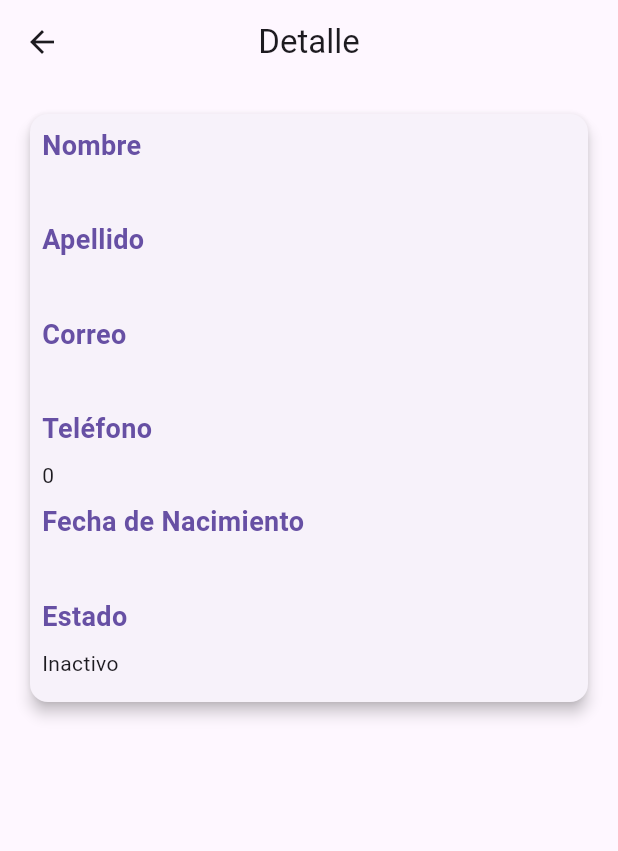
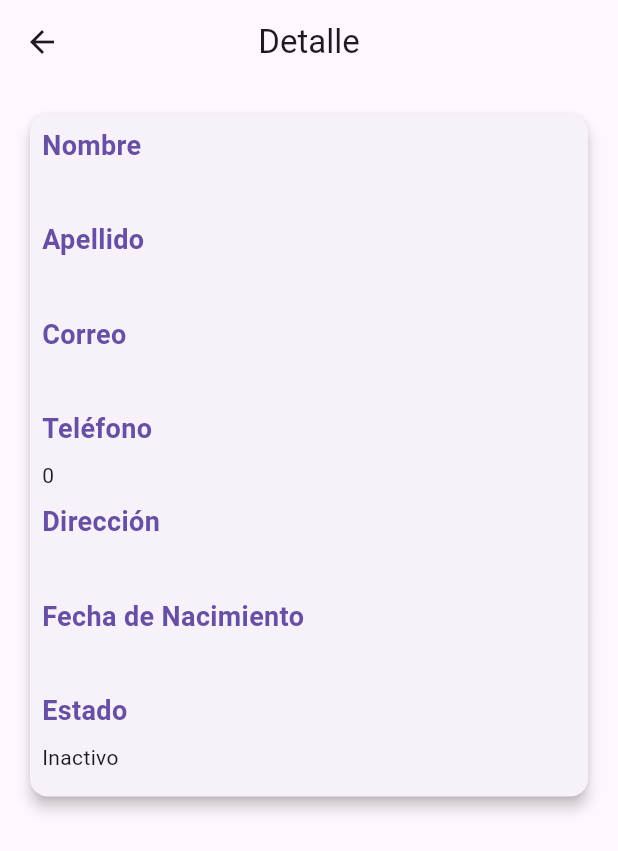
Before and after one commit to ivanndrey620/crud_flutter, a Flutter app: the DetailScreen screen opened directly with empty values, on a phone screen of 412 x 824 dp. Shown: the top 851 px of the screen. Run offline on Flutter 3.47's test engine with Material 3 defaults, Android fonts, the phone set to English and light mode, and no system bars; our stand-ins replace auto_route, bloc, cloud_firestore, firebase_core, firebase_ui_firestore, flutter_bloc and 5 more; accounts and stored records are empty.

Commit message:
fix: detail screen

```diff
--- a/lib/features/detail/screens/detail_screen.dart
+++ b/lib/features/detail/screens/detail_screen.dart
@@ -54,6 +54,10 @@ class DetailScreen extends StatelessWidget {
                           const SizedBox(height: 8),
                           Text(user.phone.toString()),
                           const SizedBox(height: 8),
+                          const CustomTitleWidget(title: Constants.address),
+                          const SizedBox(height: 8),
+                          Text(user.address),
+                          const SizedBox(height: 8),
                           const CustomTitleWidget(title: Constants.dateOfBirth),
                           const SizedBox(height: 8),
                           Text(user.dateOfBirth),
```
